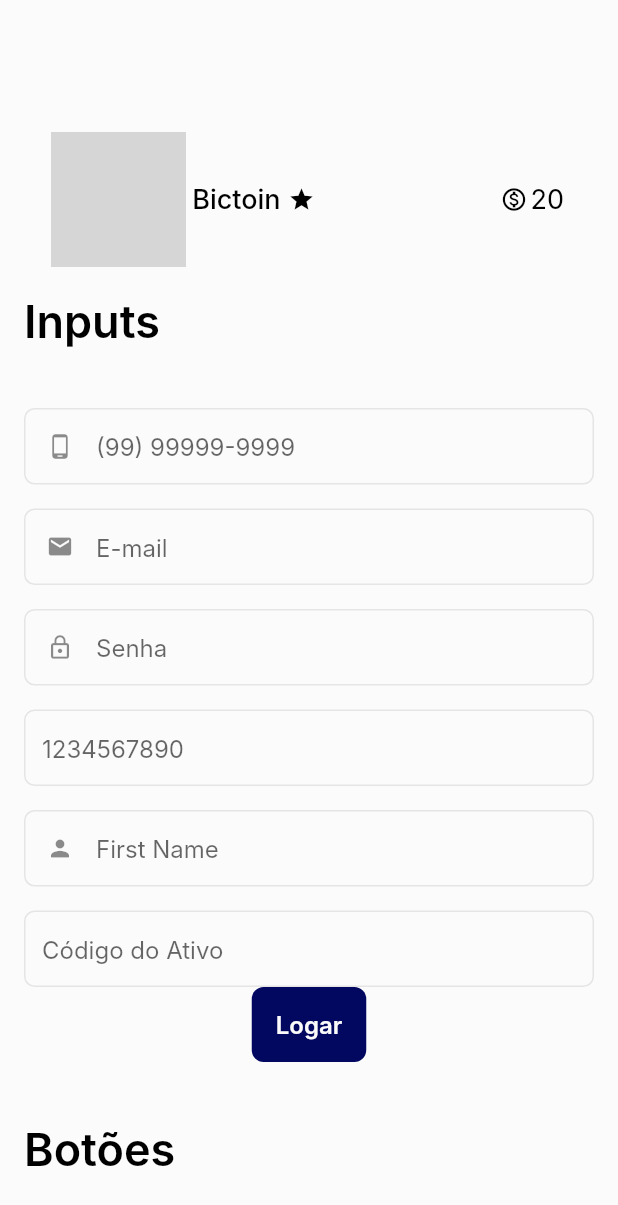
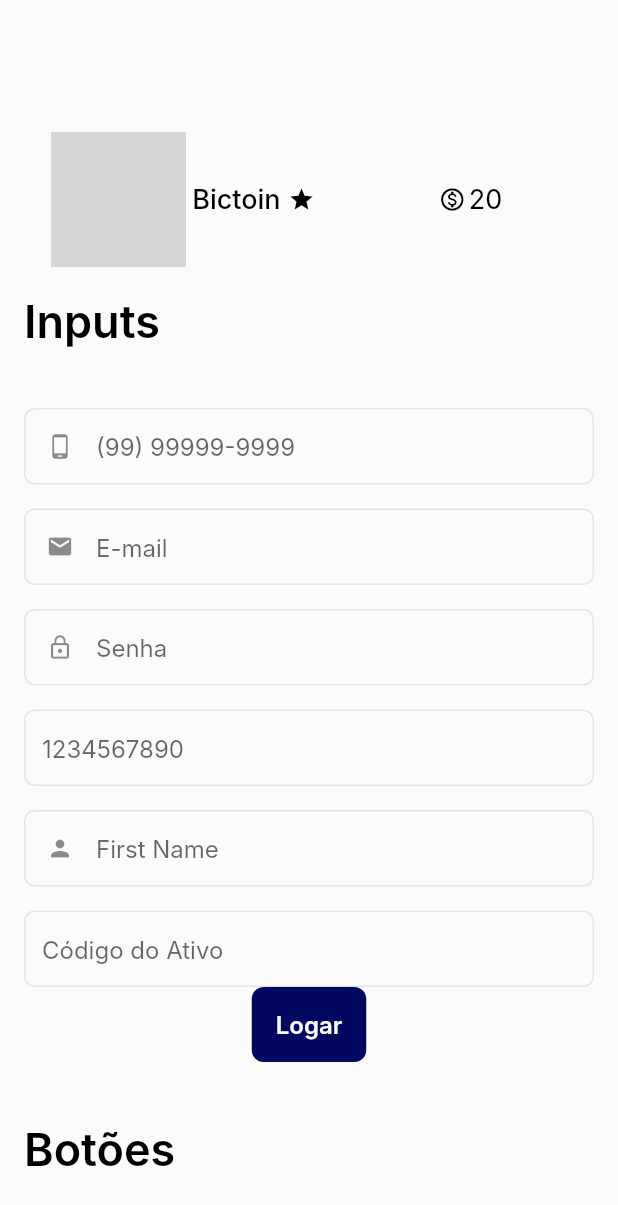
Before and after one commit to niltondiniz/TTDesignSystem, a Flutter app: the screen it shows after launch, on a phone screen of 412 x 824 dp. Shown: the top 1205 px of the screen. Run offline on Flutter 3.47's test engine with Material 2 defaults, Android fonts, the phone set to English and light mode, and no system bars; our stand-ins replace cached_network_image, mask_text_input_formatter, validators; network calls fail; Roboto replaces fonts that are missing (Inter); grey boxes are pictures that could not be loaded.

Commit message:
fixing operation info component

```diff
--- a/lib/src/widgets/the_operation_info.dart
+++ b/lib/src/widgets/the_operation_info.dart
@@ -72,7 +72,7 @@ class TheOperationInfo extends StatelessWidget {
                               size: 18,
                             ),
                             TheHorizontalSpace(
-                              space: (MediaQuery.of(context).size.width * 0.30),
+                              space: (MediaQuery.of(context).size.width * 0.20),
                             ),
                             Icon(
                               Icons.monetization_on_outlined,
```
